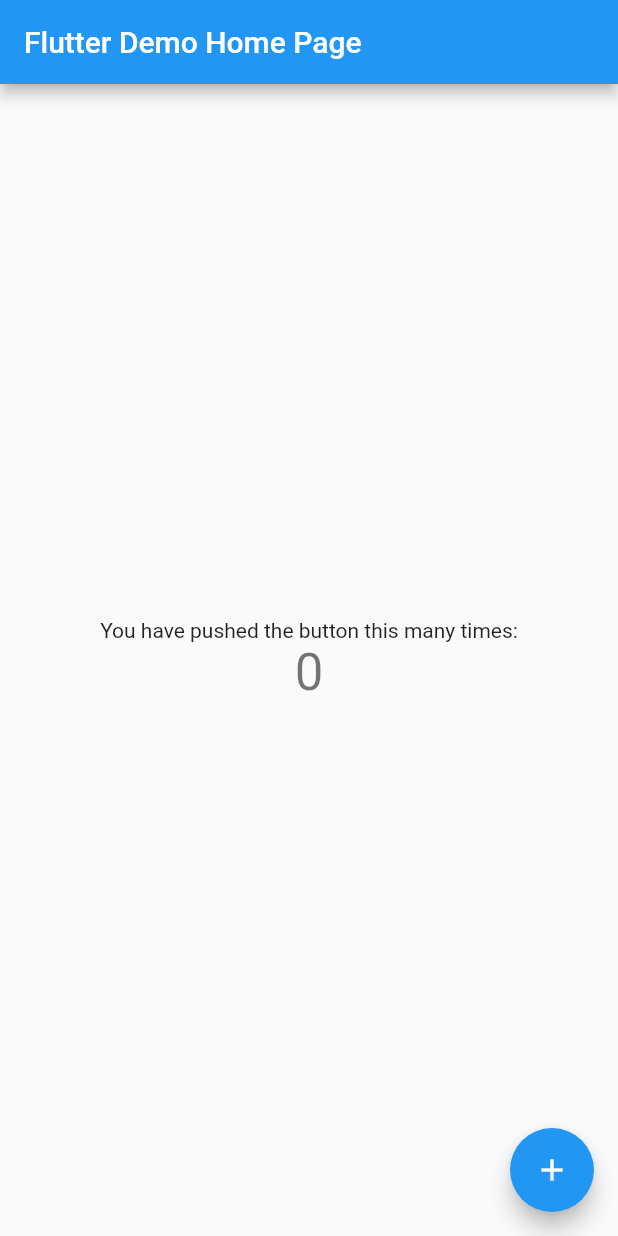
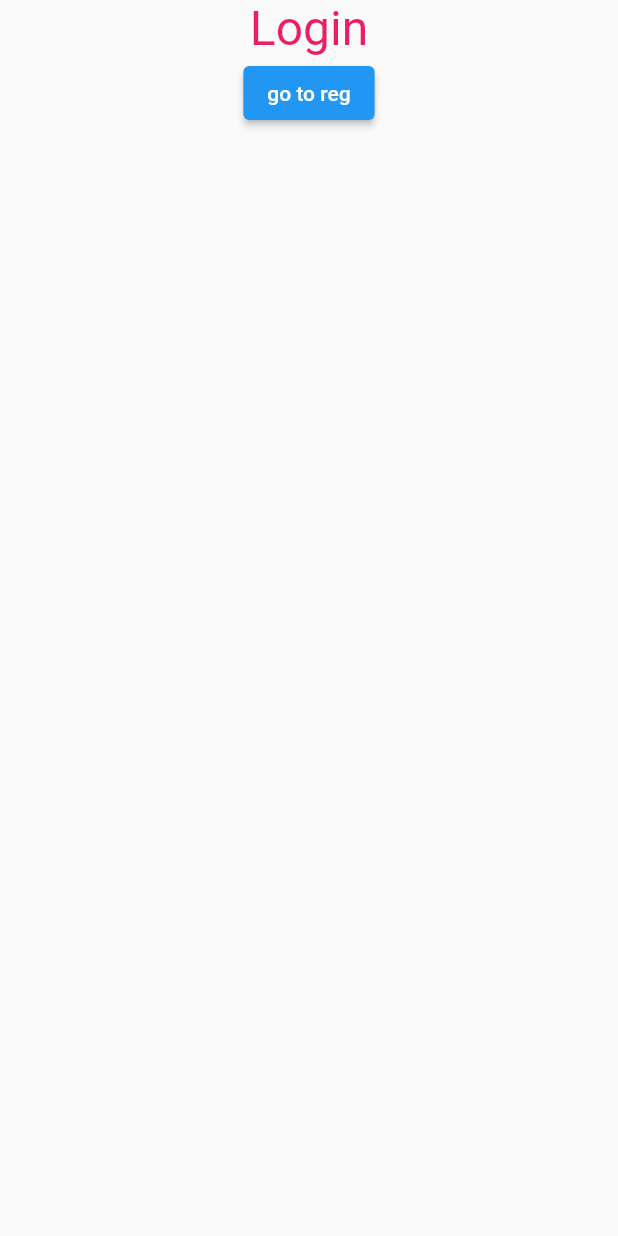
Before and after one commit to DavidBeppiev/cozy, a Flutter app: the screen it shows after launch, on a phone screen of 412 x 824 dp. Run offline on Flutter 3.47's test engine with Material 2 defaults, Android fonts, the phone set to English and light mode, and no system bars; our stand-ins replace auto_route, flutter_bloc; generated files the repository leaves out were written again.

Commit message:
=== NEW === 1) build architecture 2) implemented the main dependencies

```diff
--- /dev/null
+++ b/lib/data/constants/my_colors.dart
@@ -0,0 +1,5 @@
+import 'package:flutter/material.dart';
+
+abstract class MyColors {
+  static const pinkColor = Colors.pink;
+}
--- /dev/null
+++ b/lib/data/constants/my_styles.dart
@@ -0,0 +1,9 @@
+import 'package:cozy/data/constants/my_colors.dart';
+import 'package:flutter/material.dart';
+
+abstract class MyStyles {
+  static const tsFS32CPink = TextStyle(
+    fontSize: 32,
+    color: MyColors.pinkColor
+  );
+}
--- a/lib/main.dart
+++ b/lib/main.dart
@@ -1,115 +1,19 @@
+import 'package:cozy/utils/navigation/router.gr.dart';
 import 'package:flutter/material.dart';
 
-void main() {
-  runApp(const MyApp());
-}
+void main() => runApp(const MyApp());
+
+final _appRouter = AppRouter();
 
 class MyApp extends StatelessWidget {
   const MyApp({super.key});
 
-  // This widget is the root of your application.
   @override
   Widget build(BuildContext context) {
-    return MaterialApp(
-      title: 'Flutter Demo',
-      theme: ThemeData(
-        // This is the theme of your application.
-        //
-        // Try running your application with "flutter run". You'll see the
-        // application has a blue toolbar. Then, without quitting the app, try
-        // changing the primarySwatch below to Colors.green and then invoke
-        // "hot reload" (press "r" in the console where you ran "flutter run",
-        // or simply save your changes to "hot reload" in a Flutter IDE).
-        // Notice that the counter didn't reset back to zero; the application
-        // is not restarted.
-        primarySwatch: Colors.blue,
-      ),
-      home: const MyHomePage(title: 'Flutter Demo Home Page'),
+    return MaterialApp.router(
+      debugShowCheckedModeBanner: false,
+      routerDelegate: _appRouter.delegate(),
+      routeInformationParser: _appRouter.defaultRouteParser(),
     );
   }
 }
-
-class MyHomePage extends StatefulWidget {
-  const MyHomePage({super.key, required this.title});
-
-  // This widget is the home page of your application. It is stateful, meaning
-  // that it has a State object (defined below) that contains fields that affect
-  // how it looks.
-
-  // This class is the configuration for the state. It holds the values (in this
-  // case the title) provided by the parent (in this case the App widget) and
-  // used by the build method of the State. Fields in a Widget subclass are
-  // always marked "final".
-
-  final String title;
-
-  @override
-  State<MyHomePage> createState() => _MyHomePageState();
-}
-
-class _MyHomePageState extends State<MyHomePage> {
-  int _counter = 0;
-
-  void _incrementCounter() {
-    setState(() {
-      // This call to setState tells the Flutter framework that something has
-      // changed in this State, which causes it to rerun the build method below
-      // so that the display can reflect the updated values. If we changed
-      // _counter without calling setState(), then the build method would not be
-      // called again, and so nothing would appear to happen.
-      _counter++;
-    });
-  }
-
-  @override
-  Widget build(BuildContext context) {
-    // This method is rerun every time setState is called, for instance as done
-    // by the _incrementCounter method above.
-    //
-    // The Flutter framework has been optimized to make rerunning build methods
-    // fast, so that you can just rebuild anything that needs updating rather
-    // than having to individually change instances of widgets.
-    return Scaffold(
-      appBar: AppBar(
-        // Here we take the value from the MyHomePage object that was created by
-        // the App.build method, and use it to set our appbar title.
-        title: Text(widget.title),
-      ),
-      body: Center(
-        // Center is a layout widget. It takes a single child and positions it
-        // in the middle of the parent.
-        child: Column(
-          // Column is also a layout widget. It takes a list of children and
-          // arranges them vertically. By default, it sizes itself to fit its
-          // children horizontally, and tries to be as tall as its parent.
-          //
-          // Invoke "debug painting" (press "p" in the console, choose the
-          // "Toggle Debug Paint" action from the Flutter Inspector in Android
-          // Studio, or the "Toggle Debug Paint" command in Visual Studio Code)
-          // to see the wireframe for each widget.
-          //
-          // Column has various properties to control how it sizes itself and
-          // how it positions its children. Here we use mainAxisAlignment to
-          // center the children vertically; the main axis here is the vertical
-          // axis because Columns are vertical (the cross axis would be
-          // horizontal).
-          mainAxisAlignment: MainAxisAlignment.center,
-          children: <Widget>[
-            const Text(
-              'You have pushed the button this many times:',
-            ),
-            Text(
-              '$_counter',
-              style: Theme.of(context).textTheme.headline4,
-            ),
-          ],
-        ),
-      ),
-      floatingActionButton: FloatingActionButton(
-        onPressed: _incrementCounter,
-        tooltip: 'Increment',
-        child: const Icon(Icons.add),
-      ), // This trailing comma makes auto-formatting nicer for build methods.
-    );
-  }
-}
--- /dev/null
+++ b/lib/ui/pages/auth_page.dart
@@ -0,0 +1,11 @@
+import 'package:cozy/ui/views/auth%20views/login.dart';
+import 'package:flutter/material.dart';
+
+class AuthPage extends StatelessWidget {
+  const AuthPage({Key? key}) : super(key: key);
+
+  @override
+  Widget build(BuildContext context) {
+    return const Scaffold(body: LoginView());
+  }
+}
--- /dev/null
+++ b/lib/ui/views/auth views/login.dart
@@ -0,0 +1,24 @@
+import 'package:auto_route/auto_route.dart';
+import 'package:cozy/data/constants/my_styles.dart';
+import 'package:cozy/utils/navigation/router.gr.dart';
+import 'package:flutter/material.dart';
+
+class LoginView extends StatelessWidget {
+  const LoginView({Key? key}) : super(key: key);
+
+  @override
+  Widget build(BuildContext context) {
+    return Center(
+      child: Column(
+        children: [
+          const Text(
+            'Login',
+            style: MyStyles.tsFS32CPink,
+          ),
+          ElevatedButton(
+              onPressed: () => context.router.push(const RegistrationView()), child: const Text('go to reg'))
+        ],
+      ),
+    );
+  }
+}
```
Also changed, not shown: lib/bloc/providers.dart (added, +7 -0 lines), lib/ui/views/auth views/registration.dart (added, +26 -0 lines), lib/utils/navigation/router.dart (added, +17 -0 lines), pubspec.yaml (+10 -67 lines), pubspec.lock, 4 other files.
